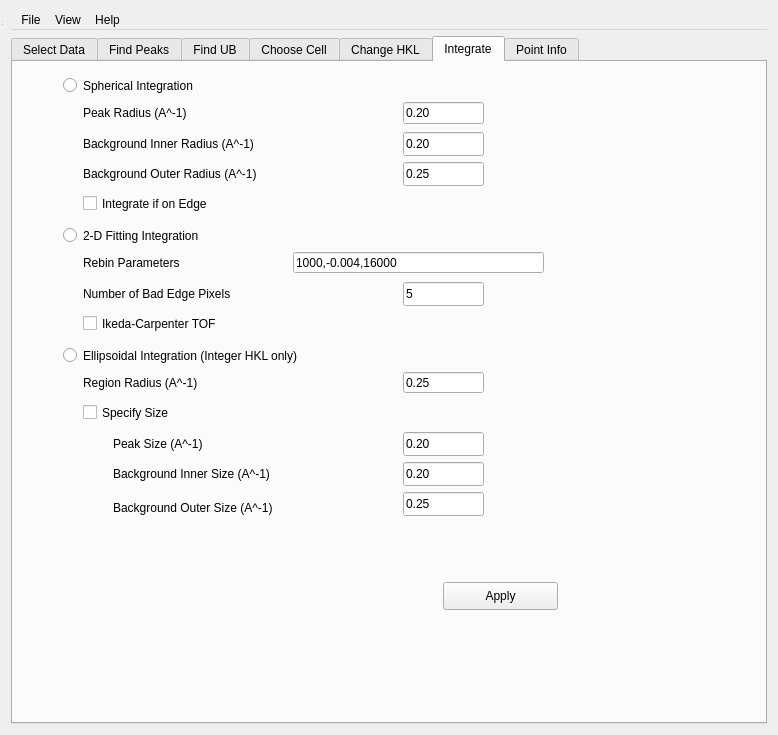
mantidproject/mantid, file Code/Mantid/MantidQt/CustomInterfaces/inc/MantidQtCustomInterfaces/MantidEV.ui: the form before one commit.
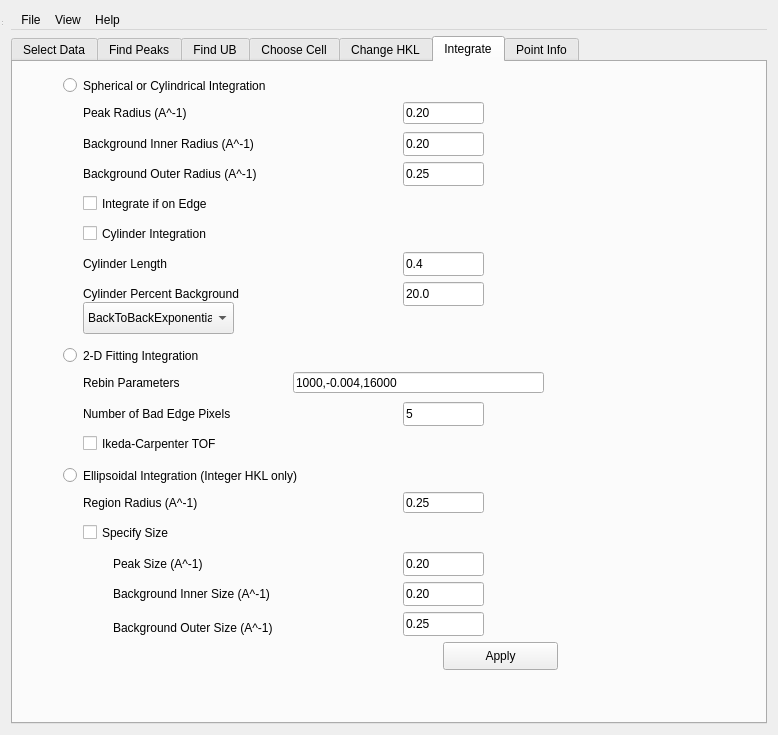
The form after the commit. The open tabs and pages were chosen to show the change.

Commit message: Refs #8193 cylindrical integration in SCD interface

Diff of the .ui file:
```diff
--- a/Code/Mantid/MantidQt/CustomInterfaces/inc/MantidQtCustomInterfaces/MantidEV.ui
+++ b/Code/Mantid/MantidQt/CustomInterfaces/inc/MantidQtCustomInterfaces/MantidEV.ui
@@ -1512,7 +1512,7 @@
        <property name="geometry">
         <rect>
          <x>430</x>
-         <y>520</y>
+         <y>580</y>
          <width>115</width>
          <height>28</height>
         </rect>
@@ -1537,14 +1537,14 @@
         <string>Apply the IntegratePeaksMD&lt;br&gt; algorithm to integrate the current list of peaks, using spherical regions around the peaks in reciprocal space.  This is the fastest of the integration methods. See the algorithm documentation for more details.</string>
        </property>
        <property name="text">
-        <string>Spherical Integration</string>
+        <string>Spherical or Cylindrical Integration</string>
        </property>
       </widget>
       <widget class="QRadioButton" name="TwoDFitIntegration_rbtn">
        <property name="geometry">
         <rect>
          <x>50</x>
-         <y>160</y>
+         <y>280</y>
          <width>311</width>
          <height>27</height>
         </rect>
@@ -1560,7 +1560,7 @@
        <property name="geometry">
         <rect>
          <x>50</x>
-         <y>280</y>
+         <y>400</y>
          <width>481</width>
          <height>27</height>
         </rect>
@@ -1576,7 +1576,7 @@
        <property name="geometry">
         <rect>
          <x>70</x>
-         <y>310</y>
+         <y>430</y>
          <width>271</width>
          <height>21</height>
         </rect>
@@ -1589,7 +1589,7 @@
        <property name="geometry">
         <rect>
          <x>390</x>
-         <y>310</y>
+         <y>430</y>
          <width>81</width>
          <height>21</height>
         </rect>
@@ -1605,7 +1605,7 @@
        <property name="geometry">
         <rect>
          <x>100</x>
-         <y>370</y>
+         <y>490</y>
          <width>231</width>
          <height>24</height>
         </rect>
@@ -1618,7 +1618,7 @@
        <property name="geometry">
         <rect>
          <x>390</x>
-         <y>370</y>
+         <y>490</y>
          <width>81</width>
          <height>24</height>
         </rect>
@@ -1634,7 +1634,7 @@
        <property name="geometry">
         <rect>
          <x>70</x>
-         <y>340</y>
+         <y>460</y>
          <width>271</width>
          <height>21</height>
         </rect>
@@ -1650,7 +1650,7 @@
        <property name="geometry">
         <rect>
          <x>100</x>
-         <y>400</y>
+         <y>520</y>
          <width>281</width>
          <height>24</height>
         </rect>
@@ -1663,7 +1663,7 @@
        <property name="geometry">
         <rect>
          <x>390</x>
-         <y>400</y>
+         <y>520</y>
          <width>81</width>
          <height>24</height>
         </rect>
@@ -1679,7 +1679,7 @@
        <property name="geometry">
         <rect>
          <x>100</x>
-         <y>430</y>
+         <y>550</y>
          <width>281</width>
          <height>31</height>
         </rect>
@@ -1692,7 +1692,7 @@
        <property name="geometry">
         <rect>
          <x>390</x>
-         <y>430</y>
+         <y>550</y>
          <width>81</width>
          <height>24</height>
         </rect>
@@ -1708,7 +1708,7 @@
        <property name="geometry">
         <rect>
          <x>70</x>
-         <y>190</y>
+         <y>310</y>
          <width>201</width>
          <height>21</height>
         </rect>
@@ -1721,7 +1721,7 @@
        <property name="geometry">
         <rect>
          <x>280</x>
-         <y>190</y>
+         <y>310</y>
          <width>251</width>
          <height>21</height>
         </rect>
@@ -1737,7 +1737,7 @@
        <property name="geometry">
         <rect>
          <x>70</x>
-         <y>220</y>
+         <y>340</y>
          <width>291</width>
          <height>24</height>
         </rect>
@@ -1750,7 +1750,7 @@
        <property name="geometry">
         <rect>
          <x>390</x>
-         <y>220</y>
+         <y>340</y>
          <width>81</width>
          <height>24</height>
         </rect>
@@ -1766,7 +1766,7 @@
        <property name="geometry">
         <rect>
          <x>70</x>
-         <y>250</y>
+         <y>370</y>
          <width>271</width>
          <height>23</height>
         </rect>
@@ -1881,6 +1881,143 @@
         <string>Integrate if on Edge</string>
        </property>
       </widget>
+      <widget class="QCheckBox" name="Cylinder_ckbx">
+       <property name="geometry">
+        <rect>
+         <x>70</x>
+         <y>160</y>
+         <width>271</width>
+         <height>23</height>
+        </rect>
+       </property>
+       <property name="toolTip">
+        <string>If true, cylinder instead of sphere</string>
+       </property>
+       <property name="text">
+        <string>Cylinder Integration</string>
+       </property>
+      </widget>
+      <widget class="QLineEdit" name="CylinderPercentBkg_ledt">
+       <property name="geometry">
+        <rect>
+         <x>390</x>
+         <y>220</y>
+         <width>81</width>
+         <height>24</height>
+        </rect>
+       </property>
+       <property name="toolTip">
+        <string>Percent background for cylinder</string>
+       </property>
+       <property name="text">
+        <string>20.0</string>
+       </property>
+      </widget>
+      <widget class="QLineEdit" name="CylinderLength_ledt">
+       <property name="geometry">
+        <rect>
+         <x>390</x>
+         <y>190</y>
+         <width>81</width>
+         <height>24</height>
+        </rect>
+       </property>
+       <property name="toolTip">
+        <string>Length of cylinder</string>
+       </property>
+       <property name="text">
+        <string>0.4</string>
+       </property>
+      </widget>
+      <widget class="QLabel" name="CylinderPercentBkg_lbl">
+       <property name="geometry">
+        <rect>
+         <x>70</x>
+         <y>220</y>
+         <width>311</width>
+         <height>24</height>
+        </rect>
+       </property>
+       <property name="text">
+        <string>Cylinder Percent Background</string>
+       </property>
+      </widget>
+      <widget class="QLabel" name="CylinderLength_lbl">
+       <property name="geometry">
+        <rect>
+         <x>70</x>
+         <y>190</y>
+         <width>311</width>
+         <height>24</height>
+        </rect>
+       </property>
+       <property name="text">
+        <string>Cylinder Length</string>
+       </property>
+      </widget>
+      <widget class="QComboBox" name="CylinderProfileFit_cmbx">
+       <property name="geometry">
+        <rect>
+         <x>70</x>
+         <y>240</y>
+         <width>151</width>
+         <height>32</height>
+        </rect>
+       </property>
+       <property name="toolTip">
+        <string>Fit for Cylinder Profile</string>
+       </property>
+       <item>
+        <property name="text">
+         <string>BackToBackExponential</string>
+        </property>
+       </item>
+       <item>
+        <property name="text">
+         <string>Bk2BKExpConvPV</string>
+        </property>
+       </item>
+       <item>
+        <property name="text">
+         <string>DeltaFunction</string>
+        </property>
+       </item>
+       <item>
+        <property name="text">
+         <string>ElasticDiffSphere</string>
+        </property>
+       </item>
+       <item>
+        <property name="text">
+         <string>ExamplePeakFunction</string>
+        </property>
+       </item>
+       <item>
+        <property name="text">
+         <string>Gaussian</string>
+        </property>
+       </item>
+       <item>
+        <property name="text">
+         <string>IkedaCarpenterPV</string>
+        </property>
+       </item>
+       <item>
+        <property name="text">
+         <string>Lorentzian</string>
+        </property>
+       </item>
+       <item>
+        <property name="text">
+         <string>NoFit</string>
+        </property>
+       </item>
+       <item>
+        <property name="text">
+         <string>Voigt</string>
+        </property>
+       </item>
+      </widget>
      </widget>
      <widget class="QWidget" name="PointInfo_tab">
       <attribute name="title">
```
Left out of the diff: 2 changed lines with no effect on the pictures. The commit also changes 6 other files.
